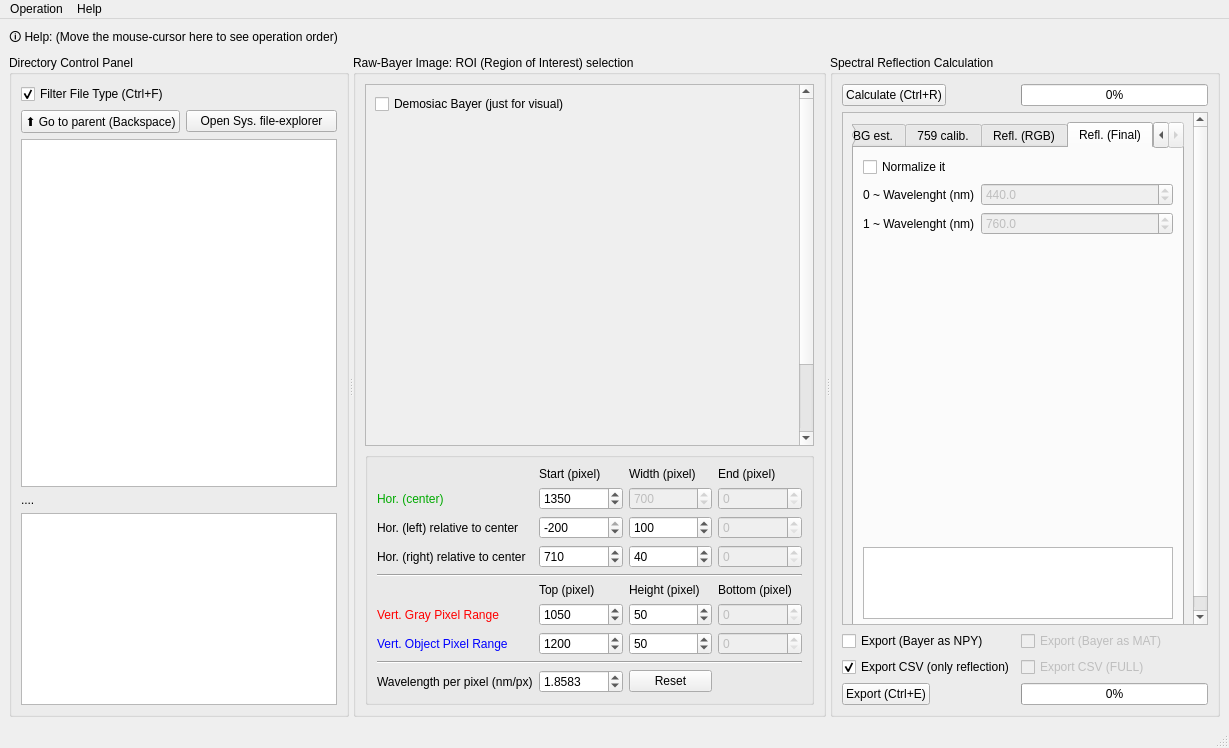
Above: UI/UI_Mainwindow.ui from garid3000/bps_spectrometer_gui before the change. Below: the same form after it.
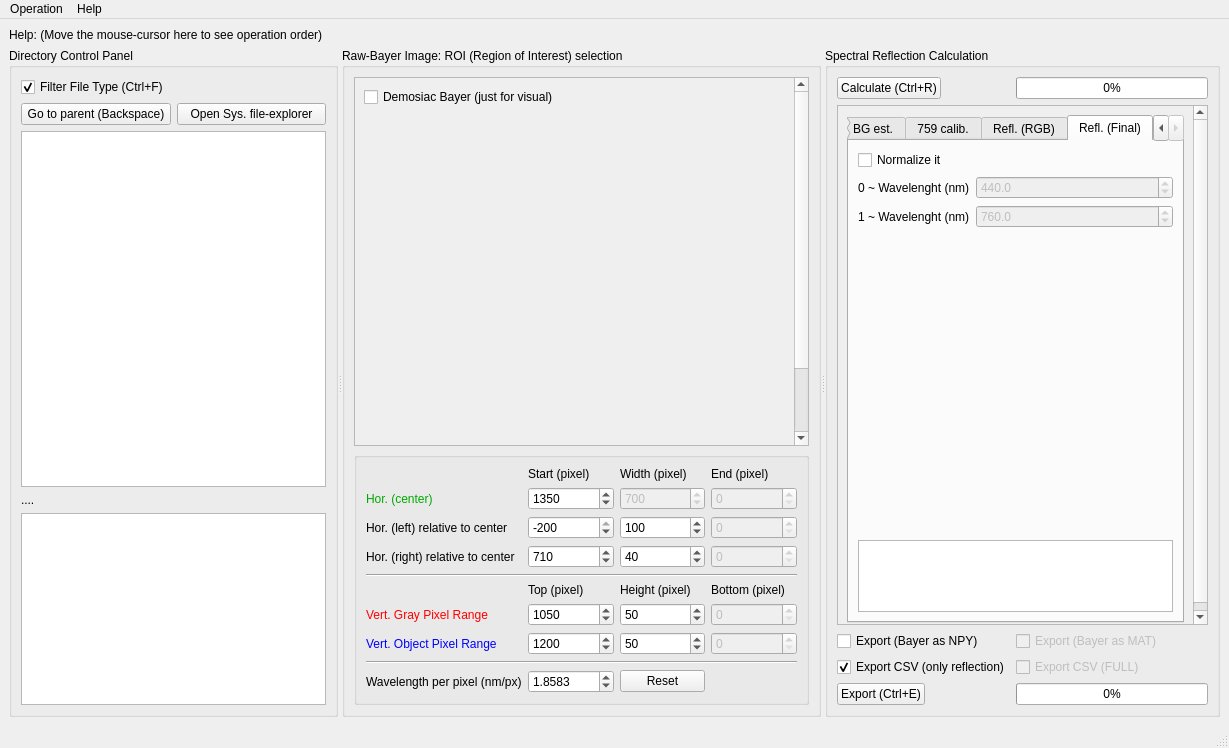
That is the form after the change. Icons and pictures are not drawn. Custom widgets are drawn as their Qt base class.

Commit message: Removed Unicoe emoji, that causing segmenataion error

Diff of the .ui file:
```diff
--- a/UI/UI_Mainwindow.ui
+++ b/UI/UI_Mainwindow.ui
@@ -21,7 +21,7 @@
        <string>&lt;html&gt;&lt;head/&gt;&lt;body&gt;&lt;p&gt;&lt;img src=&quot;:/newPrefix/MAIN_howto.png&quot;/&gt;&lt;/p&gt;&lt;/body&gt;&lt;/html&gt;</string>
       </property>
       <property name="text">
-       <string>🛈 Help: (Move the mouse-cursor here to see operation order)</string>
+       <string>Help: (Move the mouse-cursor here to see operation order)</string>
       </property>
      </widget>
     </item>
@@ -50,7 +50,7 @@
               <string>&lt;html&gt;&lt;head/&gt;&lt;body&gt;&lt;p&gt;Go to parent folder&lt;/p&gt;&lt;/body&gt;&lt;/html&gt;</string>
              </property>
              <property name="text">
-              <string>⬆ Go to parent (Backspace)</string>
+              <string>Go to parent (Backspace)</string>
              </property>
             </widget>
            </item>
@@ -147,7 +147,7 @@
             <rect>
              <x>0</x>
              <y>0</y>
-             <width>449</width>
+             <width>439</width>
              <height>450</height>
             </rect>
            </property>
@@ -683,7 +683,7 @@
             <rect>
              <x>0</x>
              <y>0</y>
-             <width>350</width>
+             <width>344</width>
              <height>525</height>
             </rect>
            </property>
```
The commit also changes 1 other file.
